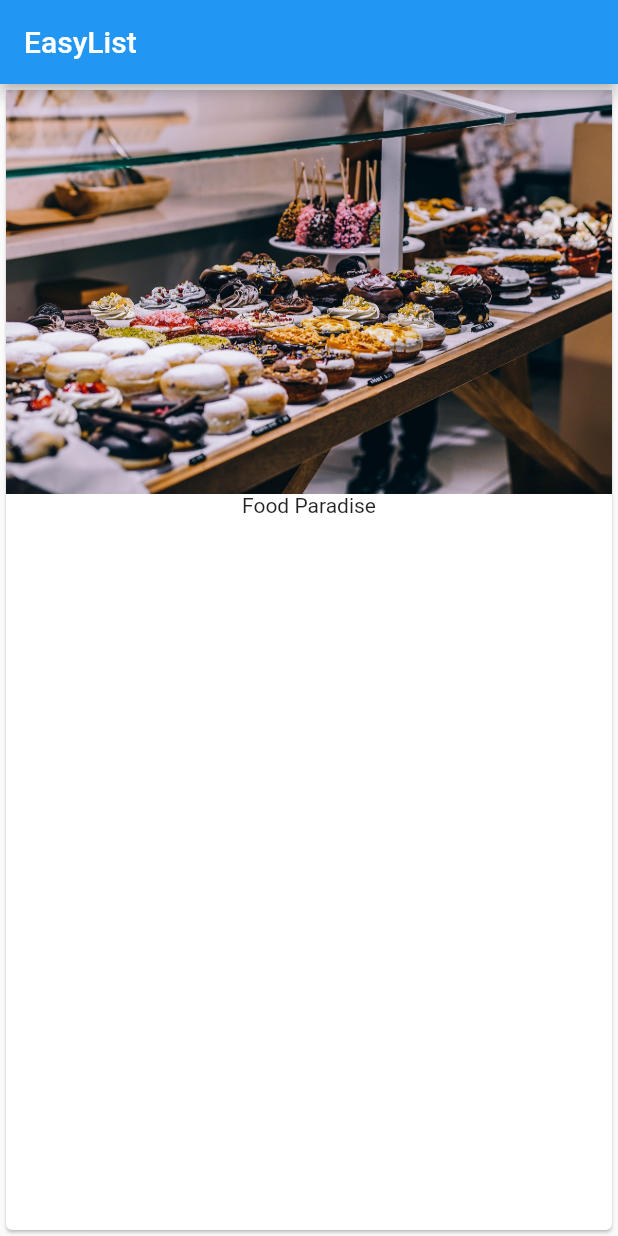
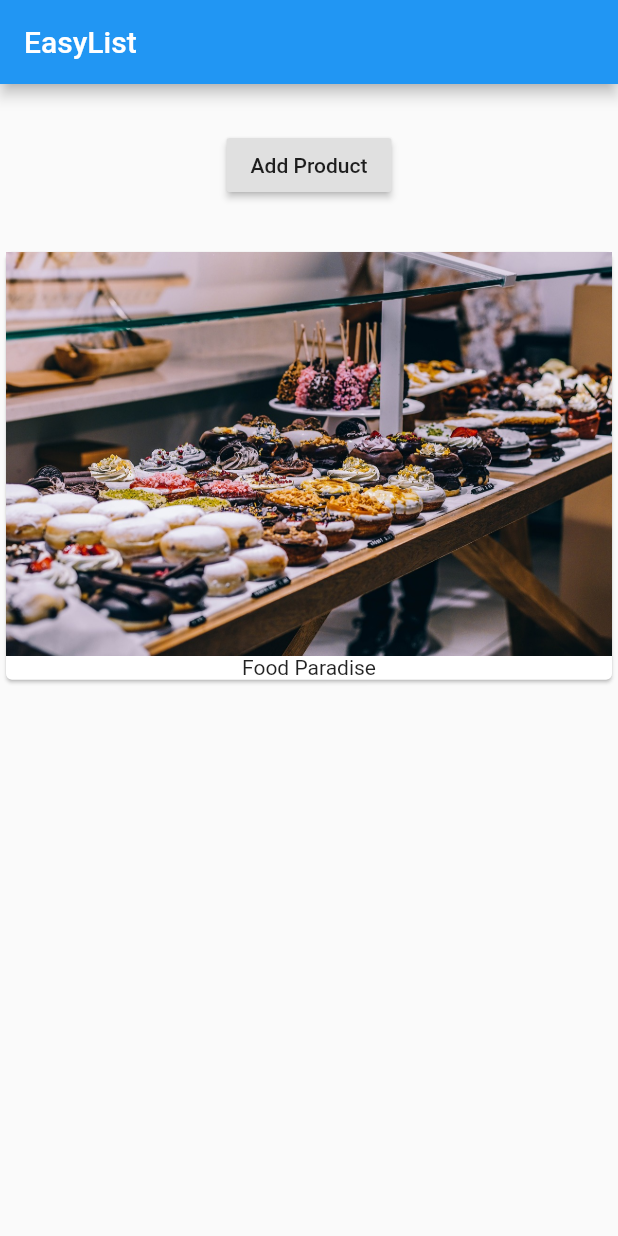
Before and after one commit to GLunPy/FlutterPractice, a Flutter app: the screen it shows after launch, on a phone screen of 412 x 824 dp. Run offline on Flutter 3.47's test engine with Material 2 defaults, Android fonts, the phone set to English and light mode, and no system bars.

Commit message:
26 - Adding buttons

```diff
--- a/lib/main.dart
+++ b/lib/main.dart
@@ -10,11 +10,24 @@ class MyApp extends StatelessWidget {
           appBar: AppBar(
             title: Text('EasyList'),
           ),
-        body: Card(child: Column(children: <Widget>[
+          body: Column(
+            children: [
+              Container(
+                margin: EdgeInsets.all(30.0),
+                child: RaisedButton(
+                onPressed: () {},
+                child: Text('Add Product'),),),
+
+              Card(
+                child: Column(
+                  children: <Widget>[
                     Image.asset('assets/food.jpg'),
                     Text('Food Paradise'),
-        ],),),
+                  ],
                 ),
+              )
+            ],
+          )),
     );
   }
 }
```
Lines whose indentation alone changed are shown as unchanged.
